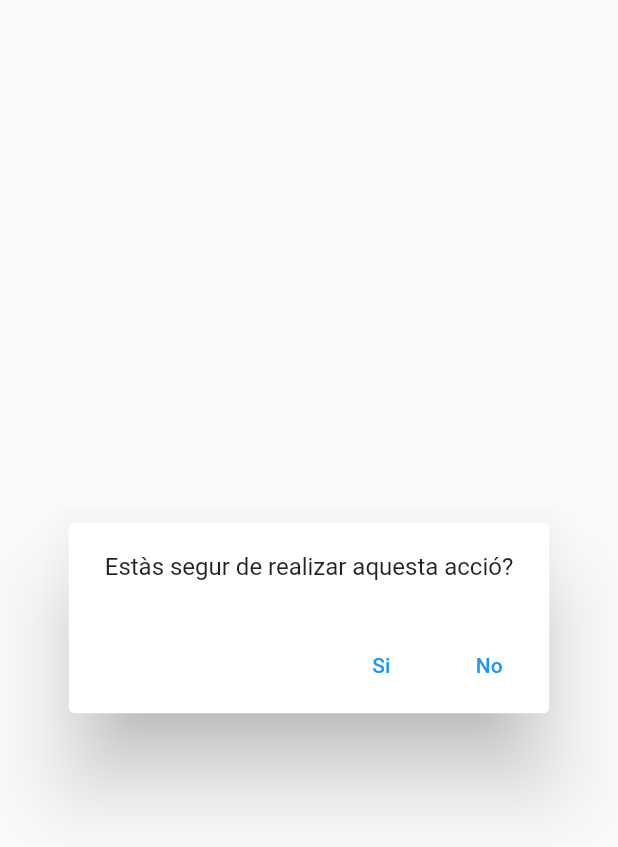
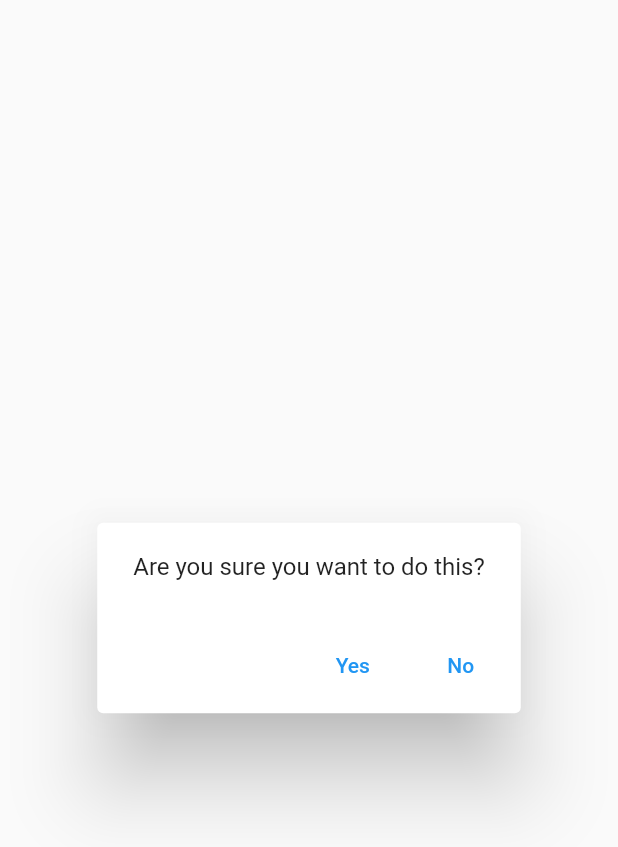
Before and after one commit to josepcapotorres/flutter_recipe_book, a Flutter app: the AreYouSureDialog widget shown alone on an empty page, opened directly with empty values, on a phone screen of 412 x 824 dp. Shown: the top 847 px of the screen. Run offline on Flutter 3.47's test engine with Material 2 defaults, Android fonts, the phone set to English and light mode, and no system bars; our stand-ins replace flutter_translate, get, sqflite; accounts and stored records are empty.

Commit message:
Translate hardcoded strings

```diff
--- a/lib/views/widgets/are_you_sure_dialog.dart
+++ b/lib/views/widgets/are_you_sure_dialog.dart
@@ -1,28 +1,30 @@
 import 'package:flutter/material.dart';
+import 'package:flutter_translate/flutter_translate.dart';
+import 'package:get/get.dart';
 
 class AreYouSureDialog extends StatelessWidget {
-  final String text;
+  final String? text;
   final VoidCallback onYes;
-  final VoidCallback onNo;
+  final VoidCallback? onNo;
 
   AreYouSureDialog({
-    this.text = "Estàs segur de realizar aquesta acció?",
+    this.text,
     required this.onYes,
-    required this.onNo,
+    this.onNo,
   });
 
   @override
   Widget build(BuildContext context) {
     return AlertDialog(
-      content: Text(text),
+      content: Text(text ?? translate("common.are_you_sure")),
       actions: [
         TextButton(
-          child: Text("Si"),
+          child: Text(translate("common.yes")),
           onPressed: onYes,
         ),
         TextButton(
-          child: Text("No"),
-          onPressed: onNo,
+          child: Text(translate("common.no")),
+          onPressed: onNo ?? Get.back,
         ),
       ],
     );
```
Also changed, not shown: lib/views/widgets/drawer_menu.dart (+10 -8 lines).
